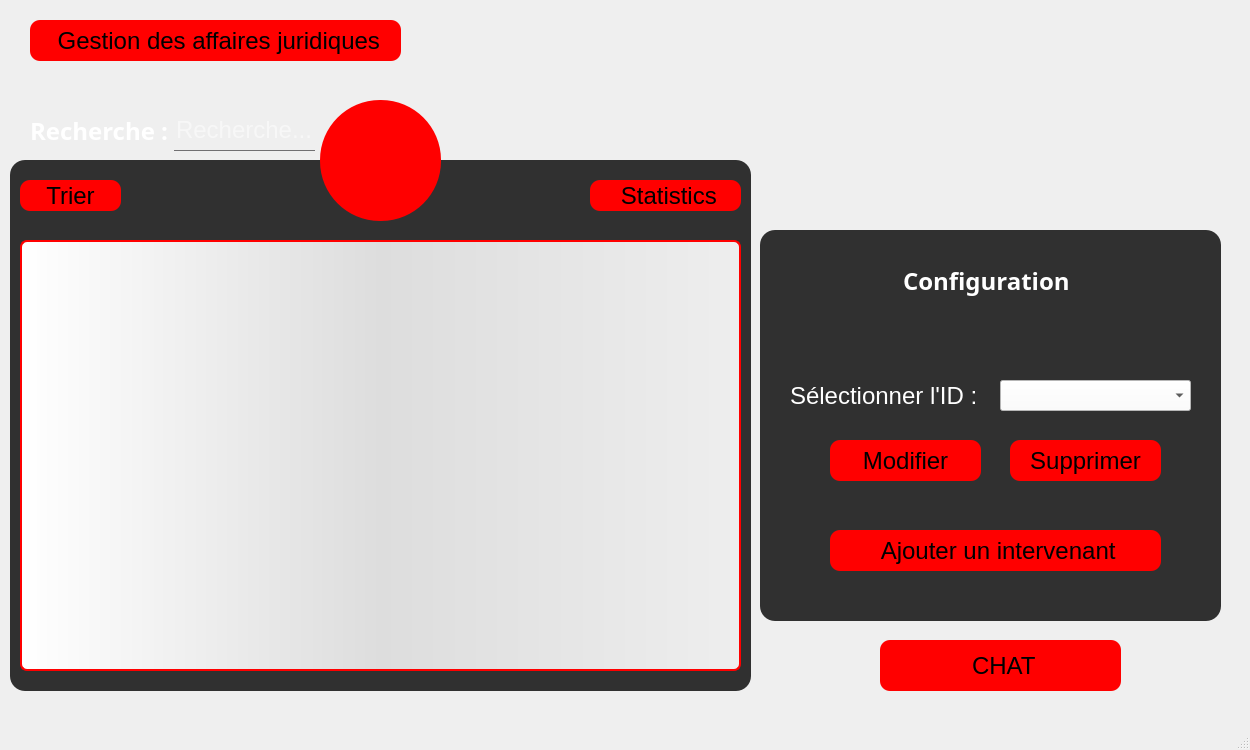
Old version of the form affairesjuridiques.ui in the repository nefissaKhiari/Smart_Plolice_Station.
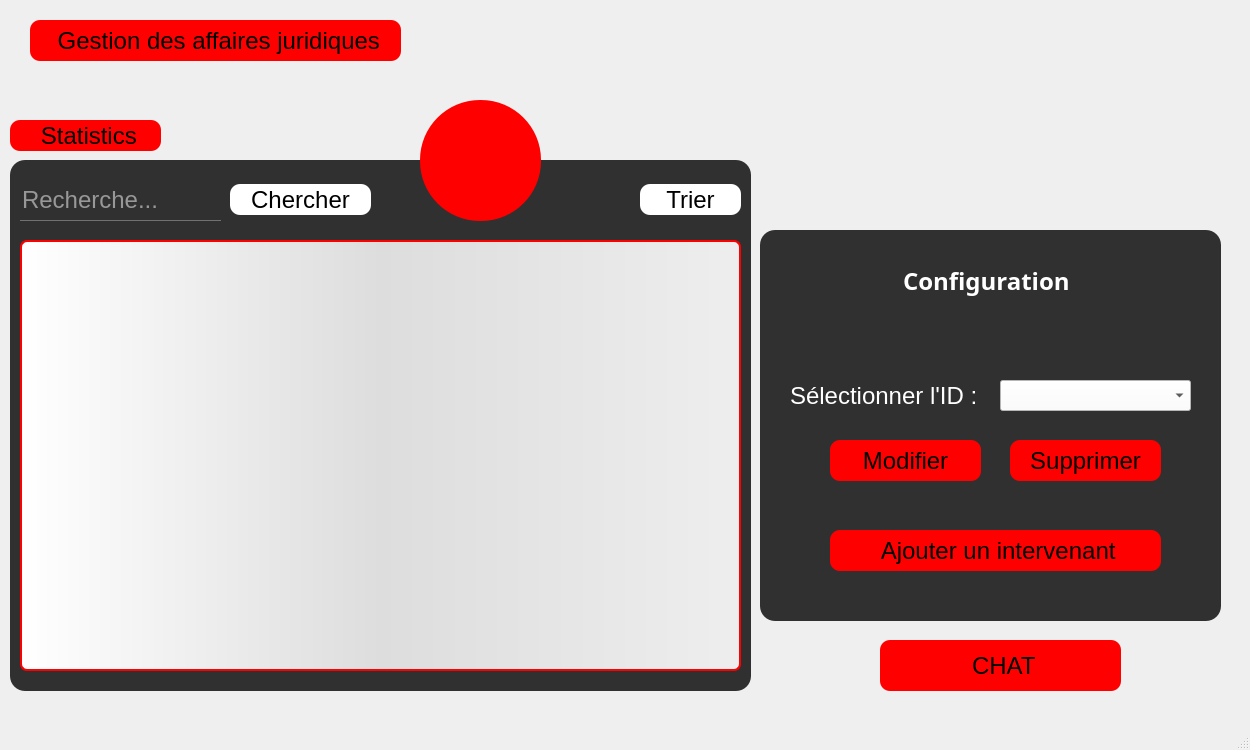
New version of the form. The open tabs and pages were chosen to show the change. Icons and pictures are not drawn.

```diff
--- a/affairesjuridiques.ui
+++ b/affairesjuridiques.ui
@@ -264,19 +264,6 @@
         <normaloff>:/Recources/Images/back-arrow.png</normaloff>:/Recources/Images/back-arrow.png</iconset>
       </property>
      </widget>
-     <widget class="QLineEdit" name="LE_recherche">
-      <property name="geometry">
-       <rect>
-        <x>174</x>
-        <y>110</y>
-        <width>141</width>
-        <height>41</height>
-       </rect>
-      </property>
-      <property name="placeholderText">
-       <string>Recherche...</string>
-      </property>
-     </widget>
      <widget class="QFrame" name="frame">
       <property name="geometry">
        <rect>
@@ -295,38 +282,24 @@
       <property name="frameShadow">
        <enum>QFrame::Raised</enum>
       </property>
-      <widget class="QPushButton" name="B_Statistics">
-       <property name="geometry">
-        <rect>
-         <x>580</x>
-         <y>20</y>
-         <width>151</width>
-         <height>31</height>
-        </rect>
-       </property>
-       <property name="text">
-        <string> Statistics</string>
-       </property>
-       <property name="icon">
-        <iconset resource="Recources.qrc">
-         <normaloff>:/Recources/Images/trend.png</normaloff>:/Recources/Images/trend.png</iconset>
-       </property>
-       <property name="iconSize">
-        <size>
-         <width>23</width>
-         <height>23</height>
-        </size>
-       </property>
-      </widget>
       <widget class="QPushButton" name="B_Trier">
        <property name="geometry">
         <rect>
-         <x>10</x>
-         <y>20</y>
+         <x>630</x>
+         <y>24</y>
          <width>101</width>
          <height>31</height>
         </rect>
        </property>
+       <property name="styleSheet">
+        <string notr="true">QPushButton {
+	background: white;
+}
+
+QPushButton:hover {
+	background: #BEBEBE;
+}</string>
+       </property>
        <property name="text">
         <string>Trier</string>
        </property>
@@ -365,30 +338,51 @@
         <number>117</number>
        </attribute>
       </widget>
-     </widget>
-     <widget class="QLabel" name="L_Recherche">
-      <property name="geometry">
-       <rect>
-        <x>30</x>
-        <y>110</y>
-        <width>151</width>
-        <height>41</height>
-       </rect>
-      </property>
-      <property name="font">
-       <font>
-        <family>century gothic</family>
-        <pointsize>-1</pointsize>
-        <weight>75</weight>
-        <bold>true</bold>
-       </font>
-      </property>
-      <property name="styleSheet">
-       <string notr="true">background: transparent;</string>
-      </property>
-      <property name="text">
-       <string>Recherche :</string>
-      </property>
+      <widget class="QPushButton" name="B_Trier_2">
+       <property name="geometry">
+        <rect>
+         <x>220</x>
+         <y>24</y>
+         <width>141</width>
+         <height>31</height>
+        </rect>
+       </property>
+       <property name="styleSheet">
+        <string notr="true">QPushButton {
+	background: white;
+}
+
+QPushButton:hover {
+	background: #BEBEBE;
+}</string>
+       </property>
+       <property name="text">
+        <string>Chercher</string>
+       </property>
+       <property name="icon">
+        <iconset resource="Recources.qrc">
+         <normaloff>:/Recources/Images/search.png</normaloff>:/Recources/Images/search.png</iconset>
+       </property>
+       <property name="iconSize">
+        <size>
+         <width>25</width>
+         <height>25</height>
+        </size>
+       </property>
+      </widget>
+      <widget class="QLineEdit" name="LE_recherche">
+       <property name="geometry">
+        <rect>
+         <x>10</x>
+         <y>20</y>
+         <width>201</width>
+         <height>41</height>
+        </rect>
+       </property>
+       <property name="placeholderText">
+        <string>Recherche...</string>
+       </property>
+      </widget>
      </widget>
      <widget class="QFrame" name="frame_2">
       <property name="geometry">
@@ -528,7 +522,7 @@
      <widget class="QToolButton" name="toolButton">
       <property name="geometry">
        <rect>
-        <x>320</x>
+        <x>420</x>
         <y>100</y>
         <width>121</width>
         <height>121</height>
@@ -571,6 +565,29 @@
        </size>
       </property>
      </widget>
+     <widget class="QPushButton" name="B_Statistics">
+      <property name="geometry">
+       <rect>
+        <x>10</x>
+        <y>120</y>
+        <width>151</width>
+        <height>31</height>
+       </rect>
+      </property>
+      <property name="text">
+       <string> Statistics</string>
+      </property>
+      <property name="icon">
+       <iconset resource="Recources.qrc">
+        <normaloff>:/Recources/Images/trend.png</normaloff>:/Recources/Images/trend.png</iconset>
+      </property>
+      <property name="iconSize">
+       <size>
+        <width>23</width>
+        <height>23</height>
+       </size>
+      </property>
+     </widget>
      <zorder>frame</zorder>
      <zorder>B_BackToGestions</zorder>
      <zorder>LE_recherche</zorder>
```
Left out of the diff: 108 changed lines with no effect on the pictures.
